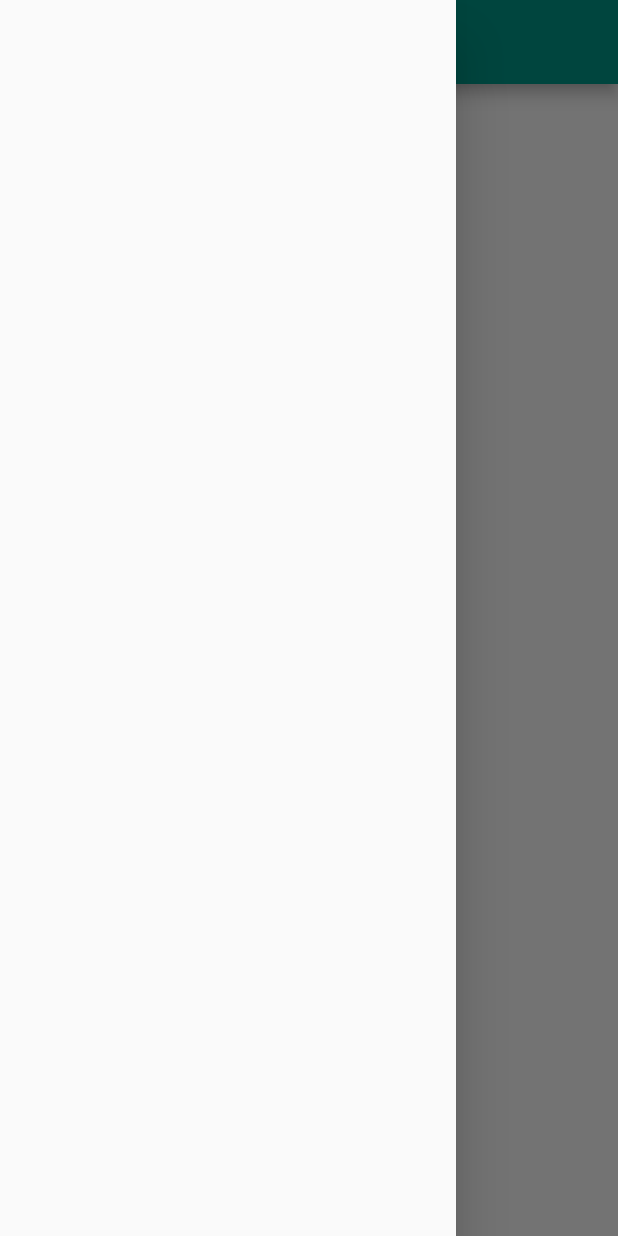
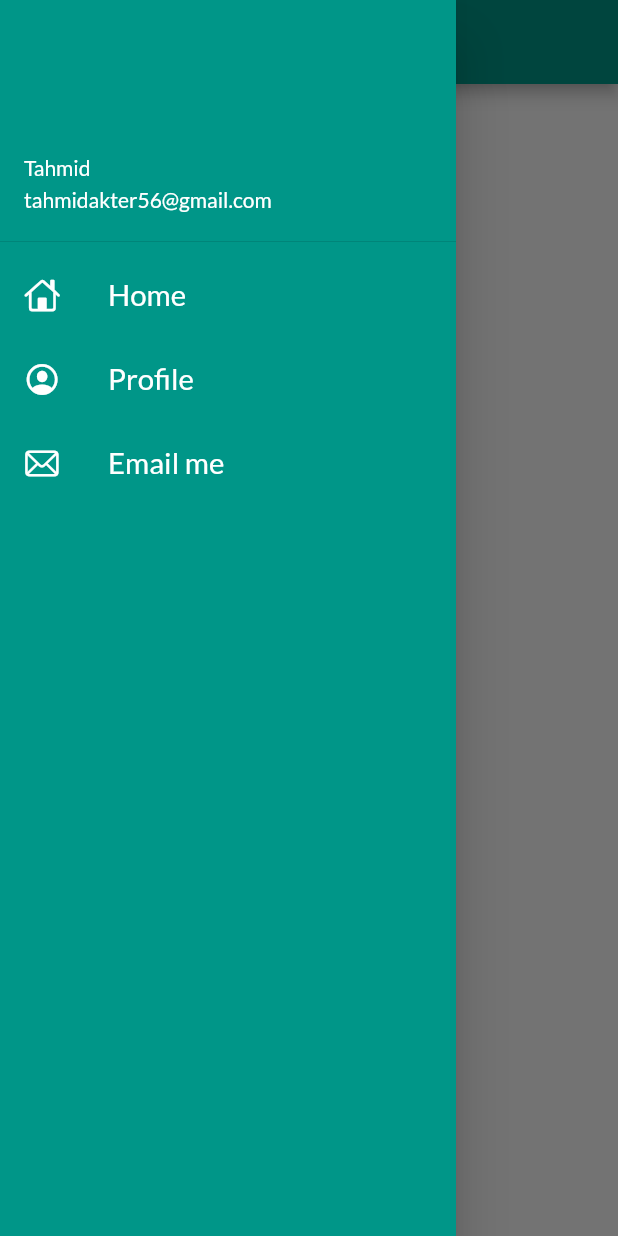
Before and after one commit to tahmid56/FlutterTutorial2, a Flutter app: the Homepage screen opened by its route, with the side drawer open, on a phone screen of 412 x 824 dp. Run offline on Flutter 3.47's test engine with Material 2 defaults, Android fonts, the phone set to English and light mode, and no system bars; our stand-ins replace google_fonts.

Commit message:
day 8 complete

```diff
--- a/lib/pages/home_page.dart
+++ b/lib/pages/home_page.dart
@@ -1,4 +1,5 @@
 import 'package:flutter/material.dart';
+import 'package:tutorial2/widgets/drawer.dart';
 
 class Homepage extends StatelessWidget {
   const Homepage({Key? key}) : super(key: key);
@@ -14,7 +15,7 @@ class Homepage extends StatelessWidget {
       body: Center(
         child: Text('Hello $name'),
       ),
-      drawer: Drawer(),
+      drawer: MyDrawer(),
     );
   }
 }
--- /dev/null
+++ b/lib/widgets/drawer.dart
@@ -0,0 +1,66 @@
+import 'package:flutter/cupertino.dart';
+import 'package:flutter/material.dart';
+
+class MyDrawer extends StatelessWidget {
+  const MyDrawer({Key? key}) : super(key: key);
+
+  @override
+  Widget build(BuildContext context) {
+    return Drawer(
+      child: Container(
+        color: Colors.teal,
+        child: ListView(
+          children: [
+            DrawerHeader(
+              padding: EdgeInsets.zero,
+              child: UserAccountsDrawerHeader(
+                margin: EdgeInsets.zero,
+                accountName: Text("Tahmid"),
+                accountEmail: Text("tahmidakter56@gmail.com"),
+              ),
+            ),
+            ListTile(
+              leading: Icon(
+                CupertinoIcons.home,
+                color: Colors.white,
+              ),
+              title: Text(
+                "Home",
+                textScaleFactor: 1.4,
+                style: TextStyle(
+                  color: Colors.white,
+                ),
+              ),
+            ),
+            ListTile(
+              leading: Icon(
+                CupertinoIcons.profile_circled,
+                color: Colors.white,
+              ),
+              title: Text(
+                "Profile",
+                textScaleFactor: 1.4,
+                style: TextStyle(
+                  color: Colors.white,
+                ),
+              ),
+            ),
+            ListTile(
+              leading: Icon(
+                CupertinoIcons.mail,
+                color: Colors.white,
+              ),
+              title: Text(
+                "Email me",
+                textScaleFactor: 1.4,
+                style: TextStyle(
+                  color: Colors.white,
+                ),
+              ),
+            ),
+          ],
+        ),
+      ),
+    );
+  }
+}
```
